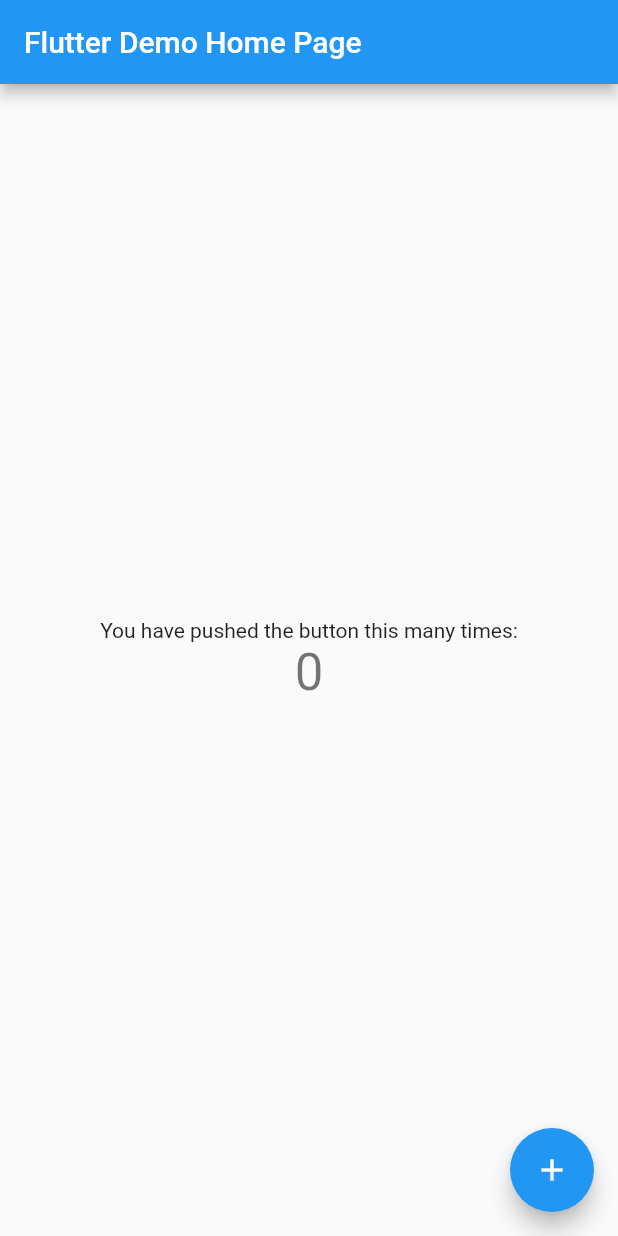
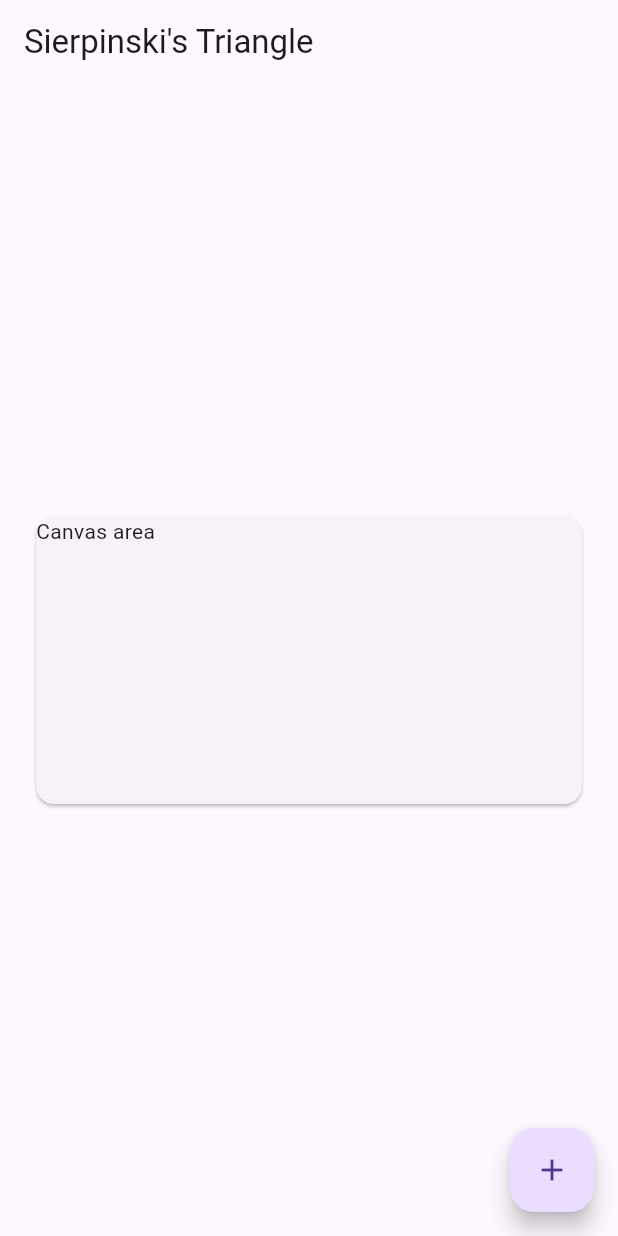
Before and after one commit to dev-arctik/Flutter-sierpinski-triangle, a Flutter app: the screen it shows after launch, on a phone screen of 412 x 824 dp. Run offline on Flutter 3.47's test engine with Material 2 defaults, Android fonts, the phone set to English and light mode, and no system bars.

Commit message:
Created a canvas

```diff
--- a/lib/main.dart
+++ b/lib/main.dart
@@ -1,4 +1,5 @@
 import 'package:flutter/material.dart';
+import 'package:sierpinski_triangle/widget/canvas.dart';
 
 void main() {
   runApp(const MyApp());
@@ -10,56 +11,32 @@ class MyApp extends StatelessWidget {
   @override
   Widget build(BuildContext context) {
     return MaterialApp(
-      title: 'Flutter Demo',
+      title: 'Sierpinski\'s Triangle',
       theme: ThemeData(
+        useMaterial3: true,
         primarySwatch: Colors.blue,
       ),
-      home: const MyHomePage(title: 'Flutter Demo Home Page'),
+      home: const HomePage(title: 'Sierpinski\'s Triangle'),
     );
   }
 }
 
-class MyHomePage extends StatefulWidget {
-  const MyHomePage({Key? key, required this.title}) : super(key: key);
-
+class HomePage extends StatelessWidget {
+  const HomePage({Key? key, required this.title}) : super(key: key);
   final String title;
-
-  @override
-  State<MyHomePage> createState() => _MyHomePageState();
-}
-
-class _MyHomePageState extends State<MyHomePage> {
-  int _counter = 0;
-
-  void _incrementCounter() {
-    setState(() {
-      _counter++;
-    });
-  }
 
   @override
   Widget build(BuildContext context) {
     return Scaffold(
       appBar: AppBar(
-        title: Text(widget.title),
+        title: Text(title),
       ),
-      body: Center(
-        child: Column(
-          mainAxisAlignment: MainAxisAlignment.center,
-          children: <Widget>[
-            const Text(
-              'You have pushed the button this many times:',
-            ),
-            Text(
-              '$_counter',
-              style: Theme.of(context).textTheme.headline4,
-            ),
-          ],
-        ),
-      ),
+      body: const Center(child: DrawingCanvas()),
+
+      //button to reset the animation and empty the canvas
       floatingActionButton: FloatingActionButton(
-        onPressed: _incrementCounter,
-        tooltip: 'Increment',
+        onPressed: () {},
+        tooltip: 'Reset',
         child: const Icon(Icons.add),
       ),
     );
--- /dev/null
+++ b/lib/widget/canvas.dart
@@ -0,0 +1,18 @@
+import 'package:flutter/material.dart';
+
+class DrawingCanvas extends StatelessWidget {
+  const DrawingCanvas({Key? key}) : super(key: key);
+  @override
+  Widget build(BuildContext context) {
+    return const Padding(
+      padding: EdgeInsets.all(20),
+      child: SizedBox(
+        height: 200,
+        width: 500,
+        child: Card(
+          child: Text("Canvas area"),
+        ),
+      ),
+    );
+  }
+}
```
